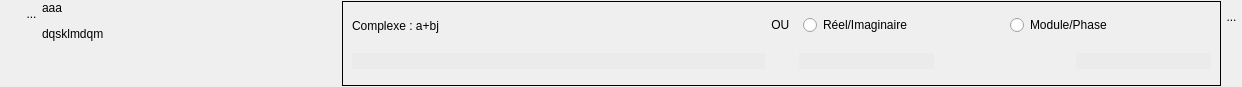
First picture: the form in UiQT5/desWidgetSimpComplexe.ui, repository SalomePlatform/eficas_tools, before the edit.
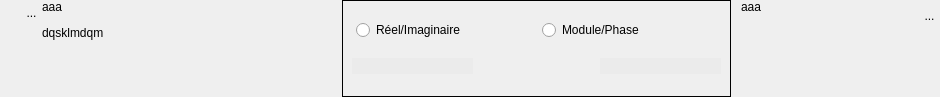
Second picture: the form after the edit. Icons and pictures are not drawn. Custom widgets are drawn as their Qt base class.

Diff of the .ui file:
```diff
--- a/UiQT5/desWidgetSimpComplexe.ui
+++ b/UiQT5/desWidgetSimpComplexe.ui
@@ -6,8 +6,8 @@
    <rect>
     <x>0</x>
     <y>0</y>
-    <width>1242</width>
-    <height>87</height>
+    <width>940</width>
+    <height>97</height>
    </rect>
   </property>
   <property name="sizePolicy">
@@ -45,13 +45,13 @@
     <number>0</number>
    </property>
    <property name="topMargin">
-    <number>1</number>
+    <number>0</number>
    </property>
    <property name="rightMargin">
     <number>0</number>
    </property>
    <property name="bottomMargin">
-    <number>1</number>
+    <number>0</number>
    </property>
    <item>
     <layout class="QVBoxLayout" name="verticalLayout_2">
@@ -178,74 +178,6 @@
      </property>
      <layout class="QGridLayout" name="gridLayout">
       <item row="0" column="0">
-       <layout class="QHBoxLayout" name="horizontalLayout_4">
-        <item>
-         <widget class="QLabel" name="label_2">
-          <property name="sizePolicy">
-           <sizepolicy hsizetype="Preferred" vsizetype="Fixed">
-            <horstretch>0</horstretch>
-            <verstretch>0</verstretch>
-           </sizepolicy>
-          </property>
-          <property name="minimumSize">
-           <size>
-            <width>0</width>
-            <height>29</height>
-           </size>
-          </property>
-          <property name="maximumSize">
-           <size>
-            <width>16777215</width>
-            <height>29</height>
-           </size>
-          </property>
-          <property name="text">
-           <string>Complexe : a+bj</string>
-          </property>
-         </widget>
-        </item>
-        <item>
-         <spacer name="horizontalSpacer_2">
-          <property name="orientation">
-           <enum>Qt::Horizontal</enum>
-          </property>
-          <property name="sizeHint" stdset="0">
-           <size>
-            <width>19</width>
-            <height>20</height>
-           </size>
-          </property>
-         </spacer>
-        </item>
-       </layout>
-      </item>
-      <item row="1" column="0">
-       <widget class="QLineEdit" name="LEComp">
-        <property name="frame">
-         <bool>false</bool>
-        </property>
-       </widget>
-      </item>
-      <item row="0" column="1">
-       <widget class="QLabel" name="label_3">
-        <property name="sizePolicy">
-         <sizepolicy hsizetype="Preferred" vsizetype="Preferred">
-          <horstretch>0</horstretch>
-          <verstretch>0</verstretch>
-         </sizepolicy>
-        </property>
-        <property name="maximumSize">
-         <size>
-          <width>50</width>
-          <height>24</height>
-         </size>
-        </property>
-        <property name="text">
-         <string>&lt;html&gt;&lt;head/&gt;&lt;body&gt;&lt;p align=&quot;center&quot;&gt;OU &lt;/p&gt;&lt;/body&gt;&lt;/html&gt;</string>
-        </property>
-       </widget>
-      </item>
-      <item row="0" column="2">
        <layout class="QHBoxLayout" name="horizontalLayout_2">
         <property name="leftMargin">
          <number>4</number>
@@ -269,7 +201,7 @@
         </item>
        </layout>
       </item>
-      <item row="1" column="2">
+      <item row="1" column="0">
        <layout class="QHBoxLayout" name="horizontalLayout_3">
         <item>
          <widget class="QLineEdit" name="LEReel">
@@ -300,22 +232,59 @@
         </item>
        </layout>
       </item>
-      <item row="1" column="1">
-       <spacer name="verticalSpacer_3">
-        <property name="orientation">
-         <enum>Qt::Vertical</enum>
-        </property>
-        <property name="sizeHint" stdset="0">
-         <size>
-          <width>17</width>
-          <height>20</height>
-         </size>
-        </property>
-       </spacer>
-      </item>
      </layout>
     </widget>
    </item>
+   <item>
+    <spacer name="horizontalSpacer_2">
+     <property name="orientation">
+      <enum>Qt::Horizontal</enum>
+     </property>
+     <property name="sizeType">
+      <enum>QSizePolicy::Fixed</enum>
+     </property>
+     <property name="sizeHint" stdset="0">
+      <size>
+       <width>10</width>
+       <height>20</height>
+      </size>
+     </property>
+    </spacer>
+   </item>
+   <item>
+    <widget class="MonLabelClic" name="lineEditUnite">
+     <property name="sizePolicy">
+      <sizepolicy hsizetype="MinimumExpanding" vsizetype="Preferred">
+       <horstretch>0</horstretch>
+       <verstretch>0</verstretch>
+      </sizepolicy>
+     </property>
+     <property name="minimumSize">
+      <size>
+       <width>25</width>
+       <height>25</height>
+      </size>
+     </property>
+     <property name="maximumSize">
+      <size>
+       <width>178</width>
+       <height>16777215</height>
+      </size>
+     </property>
+     <property name="frameShape">
+      <enum>QFrame::NoFrame</enum>
+     </property>
+     <property name="text">
+      <string>&lt;html&gt;&lt;head/&gt;&lt;body&gt;&lt;p&gt;aaa&lt;/p&gt;&lt;/body&gt;&lt;/html&gt;</string>
+     </property>
+     <property name="scaledContents">
+      <bool>false</bool>
+     </property>
+     <property name="alignment">
+      <set>Qt::AlignLeading|Qt::AlignLeft|Qt::AlignTop</set>
+     </property>
+    </widget>
+   </item>
    <item>
     <layout class="QVBoxLayout" name="verticalLayout_3">
      <item>
```
Left out of the diff: 2 changed lines with no effect on the pictures.
